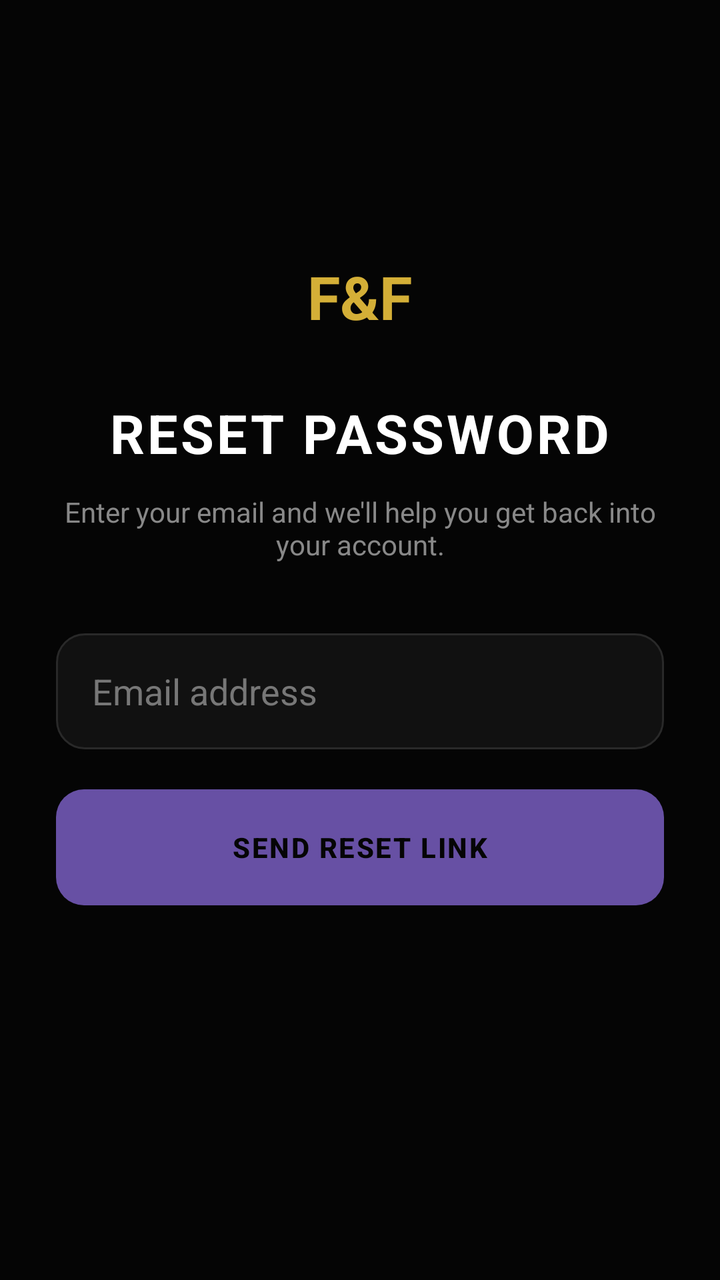
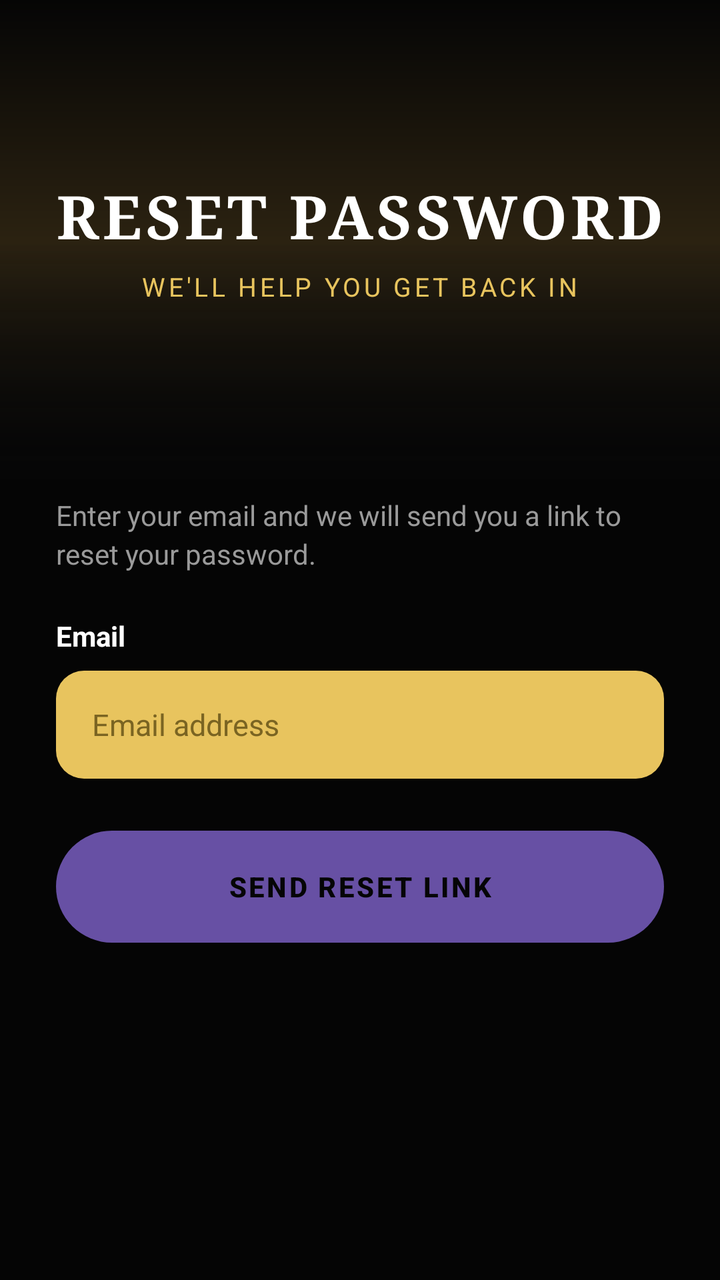

Screens rendered from an Android XML layout before and after an edit, with the pre-edit source and the edit as a unified diff.
<!-- AndroidManifest.xml: application theme Theme.FadeandFaith -->
<!-- res/layout/activity_forgot_password.xml -->
<?xml version="1.0" encoding="utf-8"?>
<LinearLayout
    xmlns:android="http://schemas.android.com/apk/res/android"
    android:layout_width="match_parent"
    android:layout_height="match_parent"
    android:orientation="vertical"
    android:gravity="center_horizontal"
    android:padding="28dp"
    android:background="#050505">

    <Space
        android:layout_width="match_parent"
        android:layout_height="100dp" />

    <TextView
        android:layout_width="wrap_content"
        android:layout_height="wrap_content"
        android:text="F&amp;F"
        android:textColor="#D4AF37"
        android:textSize="30sp"
        android:textStyle="bold" />

    <TextView
        android:layout_width="wrap_content"
        android:layout_height="wrap_content"
        android:layout_marginTop="30dp"
        android:text="RESET PASSWORD"
        android:textColor="#FFFFFF"
        android:textSize="27sp"
        android:textStyle="bold"
        android:letterSpacing="0.05" />

    <TextView
        android:layout_width="match_parent"
        android:layout_height="wrap_content"
        android:layout_marginTop="12dp"
        android:text="Enter your email and we'll help you get back into your account."
        android:textColor="#888888"
        android:textSize="14sp"
        android:gravity="center" />

    <EditText
        android:id="@+id/emailInput"
        android:layout_width="match_parent"
        android:layout_height="58dp"
        android:layout_marginTop="35dp"
        android:hint="Email address"
        android:textColor="#FFFFFF"
        android:textColorHint="#777777"
        android:inputType="textEmailAddress"
        android:paddingStart="18dp"
        android:background="@drawable/input" />

    <Button
        android:id="@+id/resetButton"
        android:layout_width="match_parent"
        android:layout_height="58dp"
        android:layout_marginTop="20dp"
        android:text="SEND RESET LINK"
        android:textColor="#050505"
        android:textStyle="bold"
        android:letterSpacing="0.06"
        android:background="@drawable/goldbutton" />

</LinearLayout>
<!-- resources referenced by this layout -->
<resources>
  <!-- drawable goldbutton (drawable) -->
  <?xml version="1.0" encoding="utf-8"?>
  <shape xmlns:android="http://schemas.android.com/apk/res/android"
      android:shape="rectangle">
  
      <solid android:color="#D4AF37" />
  
      <corners android:radius="14dp" />
  
  </shape>
  <!-- drawable input (drawable) -->
  <?xml version="1.0" encoding="utf-8"?>
  <shape xmlns:android="http://schemas.android.com/apk/res/android"
      android:shape="rectangle">
  
      <solid android:color="#111111" />
  
      <stroke
          android:width="1dp"
          android:color="#292929" />
  
      <corners android:radius="14dp" />
  
  </shape>
  <style name="Theme.FadeandFaith" parent="Base.Theme.FadeandFaith" />
  <style name="Base.Theme.FadeandFaith" parent="Theme.Material3.DayNight.NoActionBar">
          
          
      </style>
</resources>

<!-- the commit's change to res/layout/activity_forgot_password.xml (unified diff, before → after) -->
@@ -1,65 +1,119 @@
 <?xml version="1.0" encoding="utf-8"?>
-<LinearLayout
+<ScrollView
     xmlns:android="http://schemas.android.com/apk/res/android"
     android:layout_width="match_parent"
     android:layout_height="match_parent"
-    android:orientation="vertical"
-    android:gravity="center_horizontal"
-    android:padding="28dp"
-    android:background="#050505">
+    android:background="#050505"
+    android:fillViewport="true">
 
-    <Space
-        android:layout_width="match_parent"
-        android:layout_height="100dp" />
-
-    <TextView
-        android:layout_width="wrap_content"
-        android:layout_height="wrap_content"
-        android:text="F&amp;F"
-        android:textColor="#D4AF37"
-        android:textSize="30sp"
-        android:textStyle="bold" />
-
-    <TextView
-        android:layout_width="wrap_content"
-        android:layout_height="wrap_content"
-        android:layout_marginTop="30dp"
-        android:text="RESET PASSWORD"
-        android:textColor="#FFFFFF"
-        android:textSize="27sp"
-        android:textStyle="bold"
-        android:letterSpacing="0.05" />
-
-    <TextView
+    <LinearLayout
         android:layout_width="match_parent"
         android:layout_height="wrap_content"
-        android:layout_marginTop="12dp"
-        android:text="Enter your email and we'll help you get back into your account."
-        android:textColor="#888888"
-        android:textSize="14sp"
-        android:gravity="center" />
+        android:orientation="vertical"
+        android:paddingBottom="32dp">
 
-    <EditText
-        android:id="@+id/emailInput"
-        android:layout_width="match_parent"
-        android:layout_height="58dp"
-        android:layout_marginTop="35dp"
-        android:hint="Email address"
-        android:textColor="#FFFFFF"
-        android:textColorHint="#777777"
-        android:inputType="textEmailAddress"
-        android:paddingStart="18dp"
-        android:background="@drawable/input" />
+        <FrameLayout
+            android:layout_width="match_parent"
+            android:layout_height="240dp">
 
-    <Button
-        android:id="@+id/resetButton"
-        android:layout_width="match_parent"
-        android:layout_height="58dp"
-        android:layout_marginTop="20dp"
-        android:text="SEND RESET LINK"
-        android:textColor="#050505"
-        android:textStyle="bold"
-        android:letterSpacing="0.06"
-        android:background="@drawable/goldbutton" />
+            <ImageView
+                android:layout_width="match_parent"
+                android:layout_height="match_parent"
+                android:scaleType="centerCrop"
+                android:src="@drawable/herogradient"
+                android:contentDescription="@null" />
 
-</LinearLayout>
+            <View
+                android:layout_width="match_parent"
+                android:layout_height="120dp"
+                android:layout_gravity="bottom"
+                android:background="@drawable/fadebottom" />
+
+            <LinearLayout
+                android:layout_width="match_parent"
+                android:layout_height="wrap_content"
+                android:layout_gravity="center"
+                android:gravity="center_horizontal"
+                android:orientation="vertical">
+
+                <TextView
+                    android:layout_width="wrap_content"
+                    android:layout_height="wrap_content"
+                    android:fontFamily="serif"
+                    android:text="RESET PASSWORD"
+                    android:textColor="#FFFFFF"
+                    android:textSize="30sp"
+                    android:textStyle="bold"
+                    android:letterSpacing="0.06" />
+
+                <TextView
+                    android:layout_width="wrap_content"
+                    android:layout_height="wrap_content"
+                    android:layout_marginTop="6dp"
+                    android:text="WE'LL HELP YOU GET BACK IN"
+                    android:textColor="#E8C45E"
+                    android:textSize="13sp"
+                    android:letterSpacing="0.12" />
+
+            </LinearLayout>
+
+        </FrameLayout>
+
+        <LinearLayout
+            android:layout_width="match_parent"
+            android:layout_height="wrap_content"
+            android:orientation="vertical"
+            android:paddingStart="28dp"
+            android:paddingEnd="28dp">
+
+            <TextView
+                android:layout_width="match_parent"
+                android:layout_height="wrap_content"
+                android:layout_marginTop="8dp"
+                android:text="Enter your email and we will send you a link to reset your password."
+                android:textColor="#9A9A9A"
+                android:textSize="14sp"
+                android:lineSpacingExtra="3dp" />
+
+            <TextView
+                android:layout_width="wrap_content"
+                android:layout_height="wrap_content"
+                android:layout_marginTop="22dp"
+                android:text="Email"
+                android:textColor="#FFFFFF"
+                android:textSize="14sp"
+                android:textStyle="bold" />
+
+            <EditText
+                android:id="@+id/emailInput"
+                android:layout_width="match_parent"
+                android:layout_height="54dp"
+                android:layout_marginTop="8dp"
+                android:background="@drawable/inputgold"
+                android:hint="Email address"
+                android:inputType="textEmailAddress"
+                android:paddingStart="18dp"
+                android:paddingEnd="18dp"
+                android:textColor="#050505"
+                android:textColorHint="#7A6422"
+                android:textSize="15sp" />
+
+            <Button
+                android:id="@+id/resetButton"
+                android:layout_width="match_parent"
+                android:layout_height="56dp"
+                android:layout_marginTop="26dp"
+                android:background="@drawable/gold"
+                android:gravity="center"
+                android:stateListAnimator="@null"
+                android:text="SEND RESET LINK"
+                android:textColor="#050505"
+                android:textSize="14sp"
+                android:textStyle="bold"
+                android:letterSpacing="0.08" />
+
+        </LinearLayout>
+
+    </LinearLayout>
+
+</ScrollView>
<!-- resource entries referenced after the edit -->
@@ -1,28 +1,44 @@
 <!-- resources referenced by this layout -->
 <resources>
-  <!-- drawable goldbutton (drawable) -->
+  <!-- drawable fadebottom (drawable) -->
   <?xml version="1.0" encoding="utf-8"?>
   <shape xmlns:android="http://schemas.android.com/apk/res/android"
       android:shape="rectangle">
-  
-      <solid android:color="#D4AF37" />
-  
-      <corners android:radius="14dp" />
-  
+      <gradient
+          android:angle="90"
+          android:startColor="#050505"
+          android:endColor="#00050505" />
   </shape>
-  <!-- drawable input (drawable) -->
+  <!-- drawable gold (drawable) -->
+  <?xml version="1.0" encoding="utf-8"?>
+  <ripple xmlns:android="http://schemas.android.com/apk/res/android"
+      android:color="#33000000">
+      <item>
+          <shape android:shape="rectangle">
+              <solid android:color="#E8C45E" />
+              <corners android:radius="28dp" />
+          </shape>
+      </item>
+  </ripple>
+  <!-- drawable herogradient (drawable) -->
+  <?xml version="1.0" encoding="utf-8"?>
+  <layer-list xmlns:android="http://schemas.android.com/apk/res/android">
+      <item>
+          <shape android:shape="rectangle">
+              <gradient
+                  android:angle="270"
+                  android:startColor="#050505"
+                  android:centerColor="#2B2211"
+                  android:endColor="#0B0B0B" />
+          </shape>
+      </item>
+  </layer-list>
+  <!-- drawable inputgold (drawable) -->
   <?xml version="1.0" encoding="utf-8"?>
   <shape xmlns:android="http://schemas.android.com/apk/res/android"
       android:shape="rectangle">
-  
-      <solid android:color="#111111" />
-  
-      <stroke
-          android:width="1dp"
-          android:color="#292929" />
-  
+      <solid android:color="#E8C45E" />
       <corners android:radius="14dp" />
-  
   </shape>
   <style name="Theme.FadeandFaith" parent="Base.Theme.FadeandFaith" />
   <style name="Base.Theme.FadeandFaith" parent="Theme.Material3.DayNight.NoActionBar">
